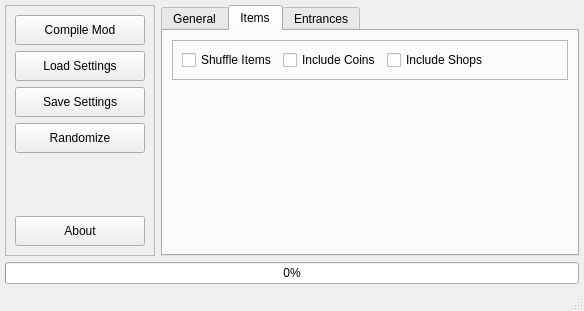
Qt form tools/gui/main.ui (icebound777/PMR-SeedGenerator) before a commit.
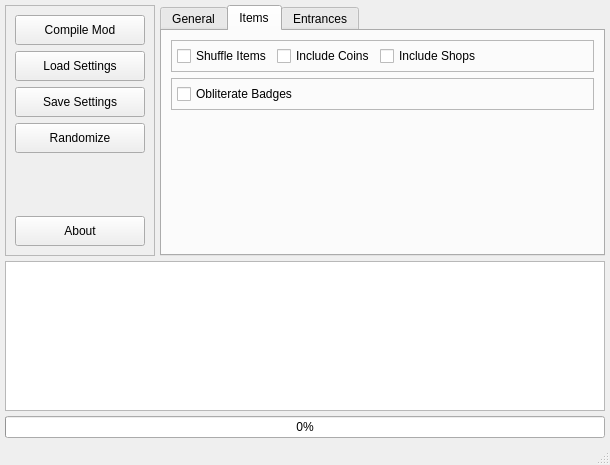
The same form after that commit. The open tabs and pages were chosen to show the change.

Commit message: Add logic for checkboxes & console log

```diff
--- a/tools/gui/main.ui
+++ b/tools/gui/main.ui
@@ -6,8 +6,8 @@
    <rect>
     <x>0</x>
     <y>0</y>
-    <width>583</width>
-    <height>311</height>
+    <width>607</width>
+    <height>465</height>
    </rect>
   </property>
   <property name="sizePolicy">
@@ -21,6 +21,12 @@
   </property>
   <widget class="QWidget" name="centralwidget">
    <layout class="QFormLayout" name="formLayout">
+    <property name="horizontalSpacing">
+     <number>5</number>
+    </property>
+    <property name="verticalSpacing">
+     <number>5</number>
+    </property>
     <property name="leftMargin">
      <number>5</number>
     </property>
@@ -135,13 +141,6 @@
       </layout>
      </widget>
     </item>
-    <item row="1" column="0" colspan="2">
-     <widget class="QProgressBar" name="progress_bar">
-      <property name="value">
-       <number>0</number>
-      </property>
-     </widget>
-    </item>
     <item row="0" column="1">
      <widget class="QTabWidget" name="tabwidget">
       <property name="currentIndex">
@@ -242,7 +241,7 @@
               </sizepolicy>
              </property>
              <property name="text">
-              <string>Duplicate Key Replacement</string>
+              <string>Duplicate Key Item Replacement</string>
              </property>
             </widget>
            </item>
@@ -359,6 +358,21 @@
            <enum>QFrame::Raised</enum>
           </property>
           <layout class="QHBoxLayout" name="horizontalLayout">
+           <property name="spacing">
+            <number>5</number>
+           </property>
+           <property name="leftMargin">
+            <number>5</number>
+           </property>
+           <property name="topMargin">
+            <number>5</number>
+           </property>
+           <property name="rightMargin">
+            <number>5</number>
+           </property>
+           <property name="bottomMargin">
+            <number>5</number>
+           </property>
            <item>
             <widget class="QCheckBox" name="chk_shuffle_items">
              <property name="text">
@@ -396,6 +410,40 @@
           </layout>
          </widget>
         </item>
+        <item>
+         <widget class="QFrame" name="frame_5">
+          <property name="frameShape">
+           <enum>QFrame::StyledPanel</enum>
+          </property>
+          <property name="frameShadow">
+           <enum>QFrame::Raised</enum>
+          </property>
+          <layout class="QHBoxLayout" name="horizontalLayout_2">
+           <property name="spacing">
+            <number>5</number>
+           </property>
+           <property name="leftMargin">
+            <number>5</number>
+           </property>
+           <property name="topMargin">
+            <number>5</number>
+           </property>
+           <property name="rightMargin">
+            <number>5</number>
+           </property>
+           <property name="bottomMargin">
+            <number>5</number>
+           </property>
+           <item>
+            <widget class="QCheckBox" name="chk_remove_badges">
+             <property name="text">
+              <string>Obliterate Badges</string>
+             </property>
+            </widget>
+           </item>
+          </layout>
+         </widget>
+        </item>
         <item>
          <spacer name="verticalSpacer_3">
           <property name="orientation">
@@ -418,6 +466,35 @@
       </widget>
      </widget>
     </item>
+    <item row="2" column="0" colspan="2">
+     <widget class="QProgressBar" name="progress_bar">
+      <property name="value">
+       <number>0</number>
+      </property>
+     </widget>
+    </item>
+    <item row="1" column="0" colspan="2">
+     <widget class="QTextEdit" name="log">
+      <property name="minimumSize">
+       <size>
+        <width>0</width>
+        <height>150</height>
+       </size>
+      </property>
+      <property name="horizontalScrollBarPolicy">
+       <enum>Qt::ScrollBarAlwaysOff</enum>
+      </property>
+      <property name="lineWrapMode">
+       <enum>QTextEdit::NoWrap</enum>
+      </property>
+      <property name="lineWrapColumnOrWidth">
+       <number>500</number>
+      </property>
+      <property name="readOnly">
+       <bool>true</bool>
+      </property>
+     </widget>
+    </item>
    </layout>
   </widget>
   <widget class="QMenuBar" name="menubar">
@@ -425,7 +502,7 @@
     <rect>
      <x>0</x>
      <y>0</y>
-     <width>583</width>
+     <width>607</width>
      <height>21</height>
     </rect>
    </property>
```
The commit also changes 2 other files.
